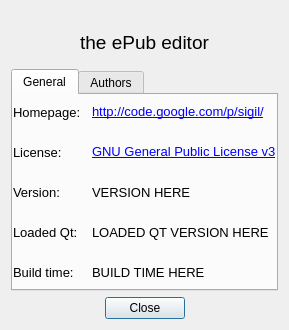
First picture: the form in src/Sigil/Form_Files/About.ui, repository Sigil-Ebook/Sigil, before the edit.
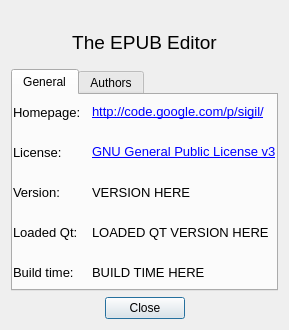
Second picture: the form after the edit. Icons and pictures are not drawn.

Commit message: More naming consistency changes.

Diff of the .ui file:
```diff
--- a/src/Sigil/Form_Files/About.ui
+++ b/src/Sigil/Form_Files/About.ui
@@ -56,7 +56,7 @@
       </font>
      </property>
      <property name="text">
-      <string>the ePub editor</string>
+      <string>The EPUB Editor</string>
      </property>
      <property name="alignment">
       <set>Qt::AlignHCenter|Qt::AlignTop</set>
```
Left out of the diff: 8 changed lines with no effect on the pictures. The commit also changes 2 other files.
